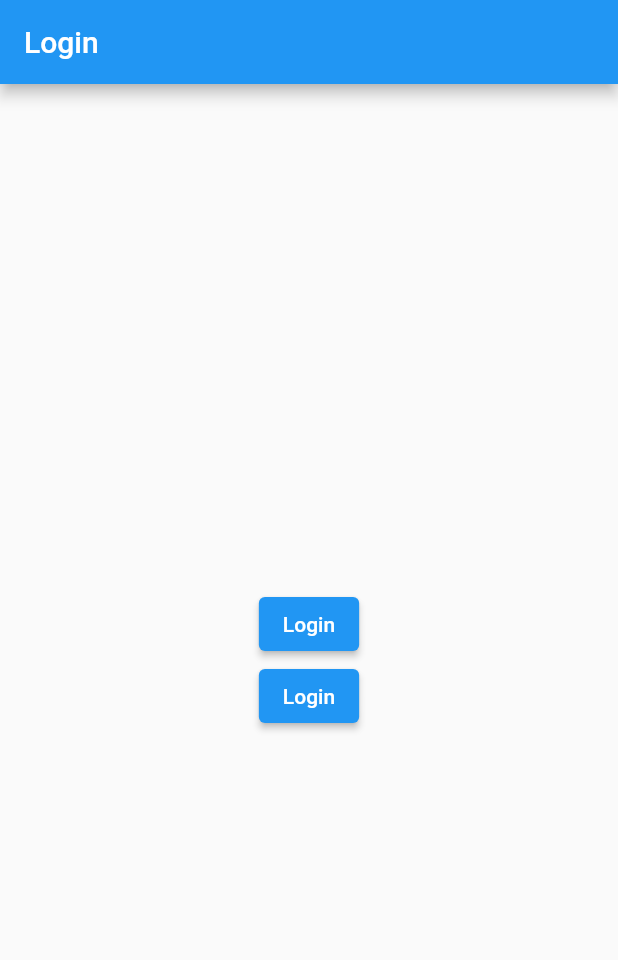
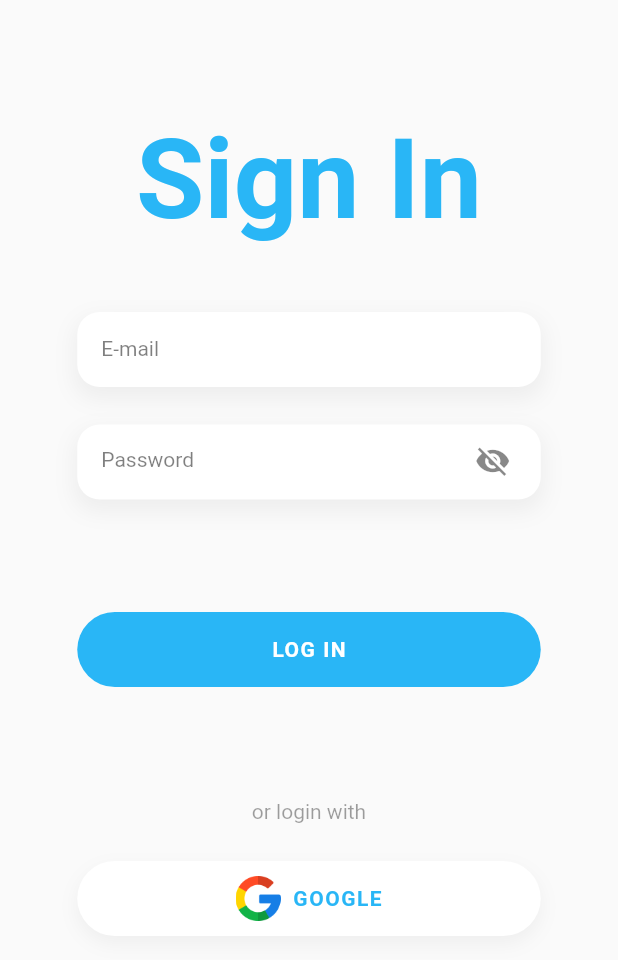
Before and after one commit to Pursoth1815/joistic, a Flutter app: the screen it shows after launch, on a phone screen of 412 x 824 dp. Shown: the top 960 px of the screen. Run offline on Flutter 3.47's test engine with Material 3 defaults, Android fonts, the phone set to English and light mode, and no system bars; our stand-ins replace cached_network_image, dio, firebase_auth, firebase_core, get, google_sign_in and 2 more; accounts and stored records are empty.

Commit message:
90 % completed

```diff
--- a/lib/core/constants/app_colors.dart
+++ b/lib/core/constants/app_colors.dart
@@ -17,5 +17,9 @@ class AppColors {
 
   static const Color purple = Color(0xFF645EFA);
 
+  static const Color lite_blue = Color(0xFF14bbd0);
+
+  static const Color blue = Color(0xFF29B6F6);
+
   static const Color light_black = Colors.black38;
 }
--- a/lib/core/constants/app_strings.dart
+++ b/lib/core/constants/app_strings.dart
@@ -7,6 +7,7 @@ class AppStrings {
   static final String invalid_credential = "Invalid Credentials !";
   static final String error = "Something went wrong!.";
   static final String position = "Position";
+  static final String no_data = "No Data Available!";
   static final String job_position = "Senior UI/UX Desiginer";
 
   //Image File Path's
@@ -14,4 +15,6 @@ class AppStrings {
   static final String no_internet_image = "assets/images/no_internet.png";
   static final String menu_image = "assets/images/menu.png";
   static final String search_image = "assets/images/search.png";
+  static final String no_data_image = "assets/images/no_data.png";
+  static final String google_image = "assets/images/google.png";
 }
--- a/lib/core/widgets/animated_search_bar.dart
+++ b/lib/core/widgets/animated_search_bar.dart
@@ -4,8 +4,9 @@ import 'package:joistic/core/constants/app_strings.dart';
 
 class AnimatedSearchBox extends StatefulWidget {
   final Function(String)? onTextChanged;
+  final Function? onTapClose;
 
-  AnimatedSearchBox({Key? key, this.onTextChanged}) : super(key: key);
+  AnimatedSearchBox({Key? key, this.onTextChanged, this.onTapClose}) : super(key: key);
   @override
   _AnimatedSearchBoxState createState() => _AnimatedSearchBoxState();
 }
@@ -32,6 +33,9 @@ class _AnimatedSearchBoxState extends State<AnimatedSearchBox> with SingleTicker
     setState(() {
       if (_isExpanded) {
         _controller.reverse();
+        if (widget.onTapClose != null) {
+          widget.onTapClose!();
+        }
       } else {
         _controller.forward();
       }
--- a/lib/core/widgets/button.dart
+++ b/lib/core/widgets/button.dart
@@ -1,16 +1,19 @@
 import 'package:flutter/material.dart';
 import 'package:joistic/core/constants/app_colors.dart';
 
-class CustomButton extends StatelessWidget {
+class CustomButton extends StatefulWidget {
   final String text;
   final double fontSize;
-  final VoidCallback onPressed;
+  final Future<void> Function() onPressed;
   final double width;
   final double height;
   final double letterSpacing;
   final Color color;
+  final Color textColor;
+  final Color shadowColor;
   final double borderRadius;
-  final bool isLoading;
+  final Widget? icon;
+  final EdgeInsetsGeometry iconPadding;
 
   const CustomButton({
     Key? key,
@@ -21,39 +24,83 @@ class CustomButton extends StatelessWidget {
     this.height = 50,
     this.letterSpacing = 1,
     this.color = AppColors.purple,
+    this.shadowColor = AppColors.white,
+    this.textColor = Colors.white,
     this.borderRadius = 30,
-    this.isLoading = false,
+    this.icon,
+    this.iconPadding = const EdgeInsets.only(right: 8),
   }) : super(key: key);
+
+  @override
+  _CustomButtonState createState() => _CustomButtonState();
+}
+
+class _CustomButtonState extends State<CustomButton> {
+  bool _isLoading = false;
+
+  Future<void> _handlePress() async {
+    setState(() {
+      _isLoading = true;
+    });
+
+    try {
+      await widget.onPressed();
+    } finally {
+      setState(() {
+        _isLoading = false;
+      });
+    }
+  }
 
   @override
   Widget build(BuildContext context) {
     return GestureDetector(
-      onTap: onPressed, // Trigger the callback when tapped
+      onTap: _handlePress,
       child: Container(
-        width: width,
-        height: height,
+        width: widget.width,
+        height: widget.height,
         decoration: BoxDecoration(
           shape: BoxShape.rectangle,
-          borderRadius: BorderRadius.circular(borderRadius),
-          color: color,
+          borderRadius: BorderRadius.circular(widget.borderRadius),
+          color: widget.color,
           boxShadow: [
             BoxShadow(
-              color: color.withOpacity(0.5),
+              color: widget.shadowColor.withOpacity(0.05),
               blurRadius: 10,
               offset: Offset(0, 5),
             ),
           ],
         ),
         child: Center(
-          child: Text(
-            text,
-            style: TextStyle(
-              letterSpacing: letterSpacing,
-              color: Colors.white, // White text color
-              fontSize: fontSize,
-              fontWeight: FontWeight.bold,
-            ),
-          ),
+          child: _isLoading
+              ? SizedBox(
+                  width: 20,
+                  height: 20,
+                  child: CircularProgressIndicator(
+                    color: widget.textColor,
+                    strokeWidth: 3,
+                  ),
+                )
+              : Row(
+                  mainAxisAlignment: MainAxisAlignment.center,
+                  mainAxisSize: MainAxisSize.min,
+                  children: [
+                    if (widget.icon != null)
+                      Padding(
+                        padding: widget.iconPadding,
+                        child: widget.icon!,
+                      ),
+                    Text(
+                      widget.text,
+                      style: TextStyle(
+                        letterSpacing: widget.letterSpacing,
+                        color: widget.textColor,
+                        fontSize: widget.fontSize,
+                        fontWeight: FontWeight.bold,
+                      ),
+                    ),
+                  ],
+                ),
         ),
       ),
     );
--- /dev/null
+++ b/lib/core/widgets/text_view.dart
@@ -0,0 +1,97 @@
+import 'package:flutter/material.dart';
+import 'package:joistic/core/constants/app_colors.dart';
+
+class CustomTextField extends StatefulWidget {
+  final double width;
+  final double height;
+  final double borderRadius;
+  final Color backgroundColor;
+  final Color hintColor;
+  final Color textColor;
+  final TextEditingController? controller;
+  final Function(String)? onTextChanged;
+  final String hintText;
+  final EdgeInsetsGeometry padding;
+  final TextStyle? textStyle;
+  final TextStyle? hintStyle;
+  final BoxShadow? boxShadow;
+  final Color boxShadowColor;
+  final bool isPasswordField;
+
+  const CustomTextField({
+    Key? key,
+    this.width = double.infinity,
+    this.height = 40,
+    this.borderRadius = 15.0,
+    this.backgroundColor = Colors.white,
+    this.hintColor = Colors.black54,
+    this.textColor = AppColors.blackLite,
+    this.controller,
+    this.onTextChanged,
+    this.hintText = 'Search...',
+    this.padding = const EdgeInsets.symmetric(horizontal: 8),
+    this.textStyle,
+    this.hintStyle,
+    this.boxShadow,
+    this.boxShadowColor = Colors.black,
+    this.isPasswordField = false,
+  }) : super(key: key);
+
+  @override
+  _CustomTextFieldState createState() => _CustomTextFieldState();
+}
+
+class _CustomTextFieldState extends State<CustomTextField> {
+  bool _obscureText = true;
+
+  @override
+  Widget build(BuildContext context) {
+    return Container(
+      width: widget.width,
+      height: widget.height,
+      padding: widget.padding,
+      decoration: BoxDecoration(
+        color: widget.backgroundColor,
+        borderRadius: BorderRadius.circular(widget.borderRadius),
+        boxShadow: [
+          BoxShadow(
+            color: widget.boxShadowColor.withOpacity(0.05),
+            spreadRadius: 2,
+            blurRadius: 12,
+            offset: Offset(0, 6),
+          ),
+        ],
+      ),
+      child: TextField(
+        controller: widget.controller,
+        onChanged: (value) {
+          if (widget.onTextChanged != null) {
+            widget.onTextChanged!(value);
+          }
+        },
+        style: widget.textStyle ?? TextStyle(fontSize: 14, color: widget.textColor.withOpacity(0.8)),
+        obscureText: widget.isPasswordField ? _obscureText : false,
+        decoration: InputDecoration(
+          border: InputBorder.none,
+          hintText: widget.hintText,
+          contentPadding: EdgeInsets.symmetric(vertical: 15, horizontal: 8),
+          hintStyle: widget.hintStyle ?? TextStyle(fontSize: 14, color: widget.hintColor.withOpacity(0.5)),
+          suffixIcon: widget.isPasswordField
+              ? IconButton(
+                  splashColor: AppColors.transparent,
+                  icon: Icon(
+                    _obscureText ? Icons.visibility_off : Icons.visibility,
+                    color: widget.textColor.withOpacity(0.5),
+                  ),
+                  onPressed: () {
+                    setState(() {
+                      _obscureText = !_obscureText;
+                    });
+                  },
+                )
+              : null,
+        ),
+      ),
+    );
+  }
+}
--- a/lib/features/auth/domain/controllers/login_controller.dart
+++ b/lib/features/auth/domain/controllers/login_controller.dart
@@ -1,6 +1,5 @@
-import 'dart:developer';
-
 import 'package:firebase_auth/firebase_auth.dart';
+import 'package:flutter/widgets.dart';
 import 'package:get/get.dart';
 import 'package:joistic/core/services/shared_preference.dart';
 import 'package:joistic/features/auth/domain/use_cases/login_use_case.dart';
@@ -11,16 +10,29 @@ class LoginController extends GetxController {
   final SharedPreferencesService sharedPreferencesService;
   final Rx<User?> user = Rx<User?>(null);
 
+  TextEditingController email = TextEditingController();
+  TextEditingController password = TextEditingController();
+
   LoginController({required this.loginUseCase, required this.sharedPreferencesService});
 
-  Future<void> login(String username, String password, {bool loginWithGoogle = false}) async {
+  Future<void> login(String username, String password_text, {bool loginWithGoogle = false}) async {
+    Future.delayed(Duration(seconds: 1));
     try {
-      User? loggedInUser = await loginUseCase.execute(username, password, loginWithGoogle);
-      log('user.value: ${loggedInUser}');
+      final RegExp emailRegex = RegExp(r'^[a-zA-Z0-9._%+-]+@[a-zA-Z0-9.-]+\.[a-zA-Z]{2,}$');
 
-      if (loggedInUser != null) {
-        await sharedPreferencesService.setUserToken(loggedInUser.uid);
-        Get.offNamed(Routes.COMPANY_DETAILS);
+      if (!loginWithGoogle && (username.trim().isEmpty || password_text.trim().isEmpty)) {
+        Get.snackbar("Error", "Email / Password should not be empty");
+        return;
+      } else if (!loginWithGoogle && !emailRegex.hasMatch(username)) {
+        Get.snackbar("Error", "Email Pattern missmatch");
+        return;
+      } else {
+        User? loggedInUser = await loginUseCase.execute(username, password_text, loginWithGoogle);
+
+        if (loggedInUser != null) {
+          await sharedPreferencesService.setUserToken(loggedInUser.uid);
+          Get.offNamed(Routes.COMPANY_DETAILS);
+        }
       }
     } catch (e) {
       e.printError();
--- a/lib/features/auth/views/login_view.dart
+++ b/lib/features/auth/views/login_view.dart
@@ -1,5 +1,11 @@
 import 'package:flutter/material.dart';
 import 'package:get/get.dart';
+import 'package:joistic/core/constants/app_colors.dart';
+import 'package:joistic/core/constants/app_constants.dart';
+import 'package:joistic/core/constants/app_strings.dart';
+import 'package:joistic/core/widgets/button.dart';
+import 'package:joistic/core/widgets/text_view.dart';
+import 'package:joistic/core/widgets/text_widget.dart';
 import 'package:joistic/features/auth/domain/controllers/login_controller.dart';
 
 class LoginPage extends StatelessWidget {
@@ -8,23 +14,70 @@ class LoginPage extends StatelessWidget {
   @override
   Widget build(BuildContext context) {
     return Scaffold(
-      appBar: AppBar(title: Text('Login')),
-      body: Center(
+      body: Container(
+        width: Get.width,
+        margin: EdgeInsets.only(top: AppConstants.appBarHeight + 20),
         child: Column(
-          mainAxisAlignment: MainAxisAlignment.center,
+          mainAxisAlignment: MainAxisAlignment.start,
           children: [
-            ElevatedButton(
-              onPressed: () {
-                loginController.login('ruvser003@gmail.com', 'password123');
-              },
-              child: Text('Login'),
+            Container(
+              margin: EdgeInsets.only(bottom: 20),
+              child: CustomText(
+                text: "Sign In",
+                fontWeight: FontWeight.bold,
+                size: Get.width * 0.18,
+                color: AppColors.blue,
+              ),
             ),
-            ElevatedButton(
-              onPressed: () {
-                loginController.login('', '', loginWithGoogle: true);
-              },
-              child: Text('Login'),
+            Spacer(),
+            CustomTextField(
+              width: Get.width * 0.75,
+              height: 50,
+              hintText: "E-mail",
+              controller: loginController.email,
             ),
+            Spacer(),
+            CustomTextField(
+              width: Get.width * 0.75,
+              height: 50,
+              hintText: "Password",
+              isPasswordField: true,
+              controller: loginController.password,
+            ),
+            Spacer(
+              flex: 3,
+            ),
+            CustomButton(
+              text: "Log in".toUpperCase(),
+              width: Get.width * 0.75,
+              color: AppColors.blue,
+              onPressed: () async => loginController.login(loginController.email.text, loginController.password.text),
+            ),
+            Spacer(
+              flex: 3,
+            ),
+            CustomText(
+              text: "or login with",
+              color: AppColors.light_black,
+              fontWeight: FontWeight.normal,
+            ),
+            Spacer(),
+            CustomButton(
+              text: "Google".toUpperCase(),
+              width: Get.width * 0.75,
+              color: AppColors.white,
+              shadowColor: AppColors.blackLite.withOpacity(0.05),
+              textColor: AppColors.blue,
+              onPressed: () async => loginController.login('', '', loginWithGoogle: true),
+              icon: Image.asset(
+                AppStrings.google_image,
+                width: 30,
+                height: 30,
+              ),
+            ),
+            Spacer(
+              flex: 8,
+            )
           ],
         ),
       ),
--- a/lib/main.dart
+++ b/lib/main.dart
@@ -1,5 +1,6 @@
 import 'package:firebase_core/firebase_core.dart';
 import 'package:flutter/material.dart';
+import 'package:flutter/services.dart';
 import 'package:get/get.dart';
 import 'package:joistic/core/bindings/initial_binding.dart';
 import 'package:joistic/core/constants/app_constants.dart';
@@ -9,6 +10,10 @@ import 'package:joistic/routes/app_routes.dart';
 
 void main() async {
   WidgetsFlutterBinding.ensureInitialized();
+  SystemChrome.setSystemUIOverlayStyle(SystemUiOverlayStyle(
+    statusBarColor: Colors.white,
+    statusBarIconBrightness: Brightness.dark,
+  ));
   await _initializeApp();
   runApp(const MainApp());
 }
--- a/pubspec.yaml
+++ b/pubspec.yaml
@@ -18,6 +18,7 @@ dependencies:
   google_sign_in: ^6.2.1
   shared_preferences: ^2.3.2
   cached_network_image: ^3.4.0
+  internet_connection_checker: ^2.0.0
 
 dev_dependencies:
   flutter_test:
```
Also changed, not shown: lib/core/services/internet_connectivity.dart (added, +39 -0 lines), lib/features/company_details/data/models/company_list_model.dart (+16 -0 lines), lib/features/company_details/domain/controllers/company_details_controller.dart (+50 -5 lines), lib/features/company_details/views/company_details_view.dart (+33 -14 lines), assets/images/google.png (added), assets/images/no_data.png (added).
